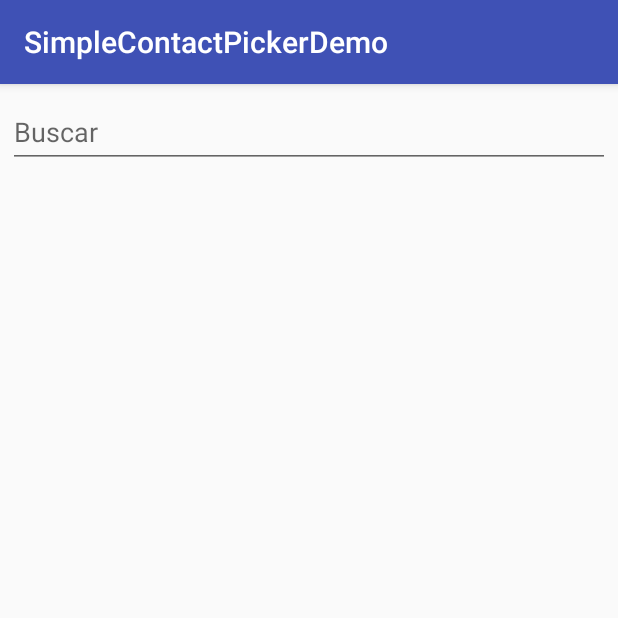
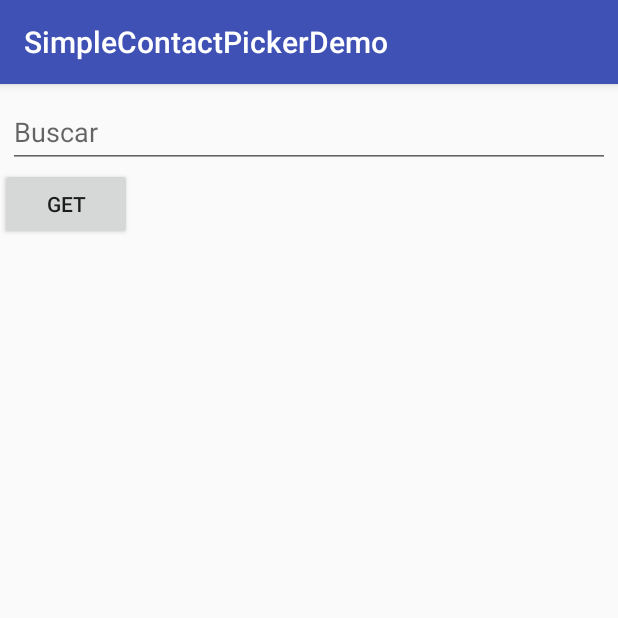
Before and after one commit to luisdc05/SimpleContactPicker, an Android app: the screen it shows after launch (MainActivity), on a phone screen of 412 x 824 dp, the top half of it. Run offline under Robolectric (Android 15) with nearby library versions, the phone set to English and light mode, and no system bars; 2 statements that could not run were skipped.

Commit message:
updating demo

```diff
--- a/app/src/main/java/com/luisdc05/simplecontactpickerdemo/MainActivity.kt
+++ b/app/src/main/java/com/luisdc05/simplecontactpickerdemo/MainActivity.kt
@@ -2,11 +2,21 @@ package com.luisdc05.simplecontactpickerdemo
 
 import android.support.v7.app.AppCompatActivity
 import android.os.Bundle
+import android.util.Log
+import android.widget.Button
+import com.luisdc05.simplecontactpicker.SimpleContactPicker
 
 class MainActivity : AppCompatActivity() {
 
     override fun onCreate(savedInstanceState: Bundle?) {
         super.onCreate(savedInstanceState)
         setContentView(R.layout.activity_main)
+
+        val contactPicker = findViewById<SimpleContactPicker>(R.id.picker)
+
+        val button = findViewById<Button>(R.id.button)
+        button.setOnClickListener {
+            Log.d("MAIN", contactPicker.getSelectedContacts().size.toString())
+        }
     }
 }
--- a/app/src/main/res/layout/activity_main.xml
+++ b/app/src/main/res/layout/activity_main.xml
@@ -8,12 +8,19 @@
 
     <LinearLayout
         android:layout_width="match_parent"
-        android:layout_height="wrap_content">
+        android:layout_height="wrap_content"
+        android:orientation="vertical">
 
         <com.luisdc05.simplecontactpicker.SimpleContactPicker
+            android:id="@+id/picker"
             android:layout_width="match_parent"
             android:layout_height="wrap_content"
             />
+        <android.support.v7.widget.AppCompatButton
+            android:id="@+id/button"
+            android:layout_width="wrap_content"
+            android:layout_height="wrap_content"
+            android:text="Get"/>
     </LinearLayout>
 
 </android.support.constraint.ConstraintLayout>
```
